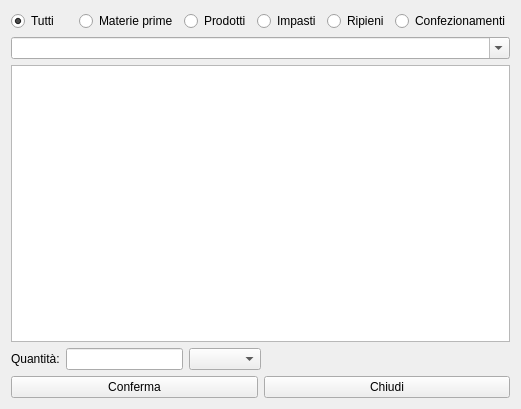
fblabs/HamletMODSF, file haddcomponent.ui: the form before one commit.
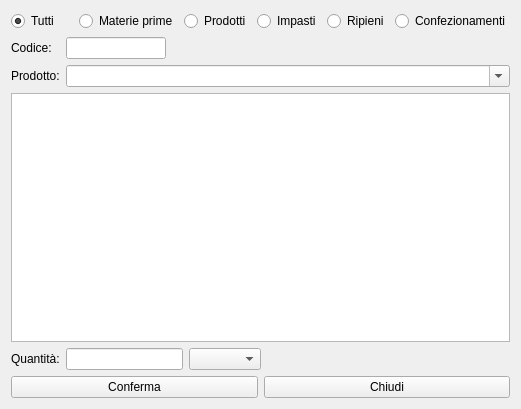
The form after the commit. Icons and pictures are not drawn.

Commit message: 2.9.3 - modificati packages e produzione, codice prodotto nella modifica composizione lotti

```diff
--- a/haddcomponent.ui
+++ b/haddcomponent.ui
@@ -67,11 +67,39 @@
     </layout>
    </item>
    <item>
+    <layout class="QFormLayout" name="formLayout">
+     <item row="0" column="0">
+      <widget class="QLabel" name="label_2">
+       <property name="text">
+        <string>Codice:</string>
+       </property>
+      </widget>
+     </item>
+     <item row="0" column="1">
+      <widget class="QLineEdit" name="leCode">
+       <property name="maximumSize">
+        <size>
+         <width>100</width>
+         <height>16777215</height>
+        </size>
+       </property>
+      </widget>
+     </item>
+     <item row="1" column="0">
+      <widget class="QLabel" name="label_3">
+       <property name="text">
+        <string>Prodotto:</string>
+       </property>
+      </widget>
+     </item>
+     <item row="1" column="1">
     <widget class="QComboBox" name="cbProdotto">
      <property name="editable">
       <bool>true</bool>
      </property>
     </widget>
+     </item>
+    </layout>
    </item>
    <item>
     <widget class="QTableView" name="tvProdLots">
```
Lines whose indentation alone changed are shown as unchanged. The commit also changes 31 other files.
